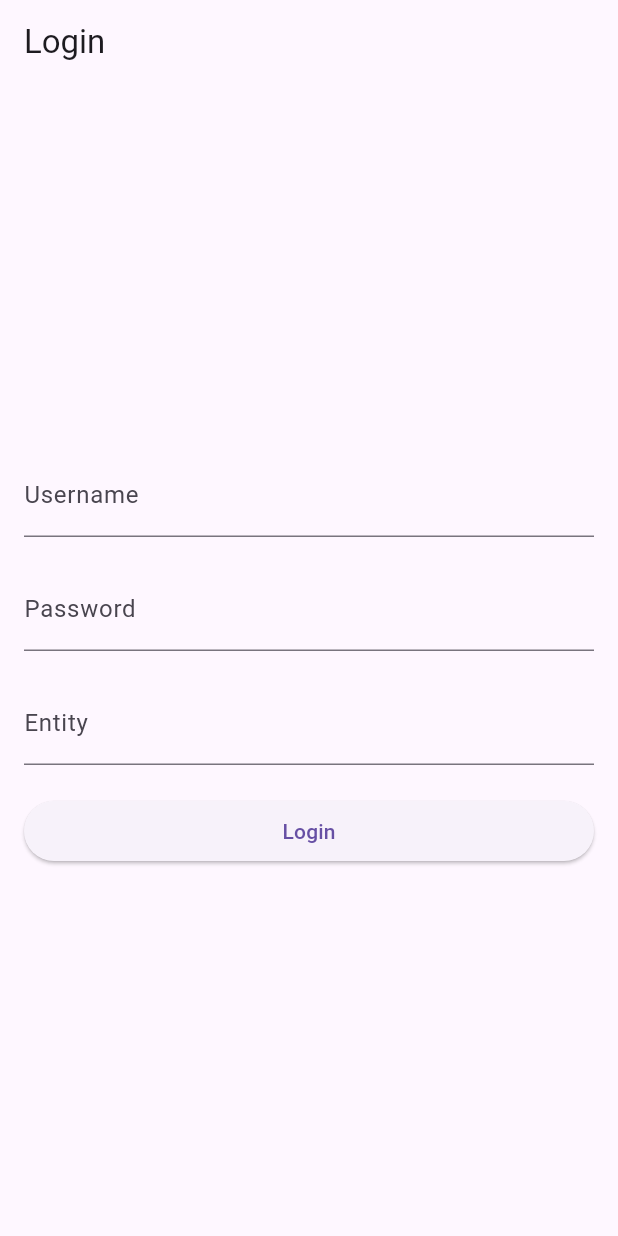
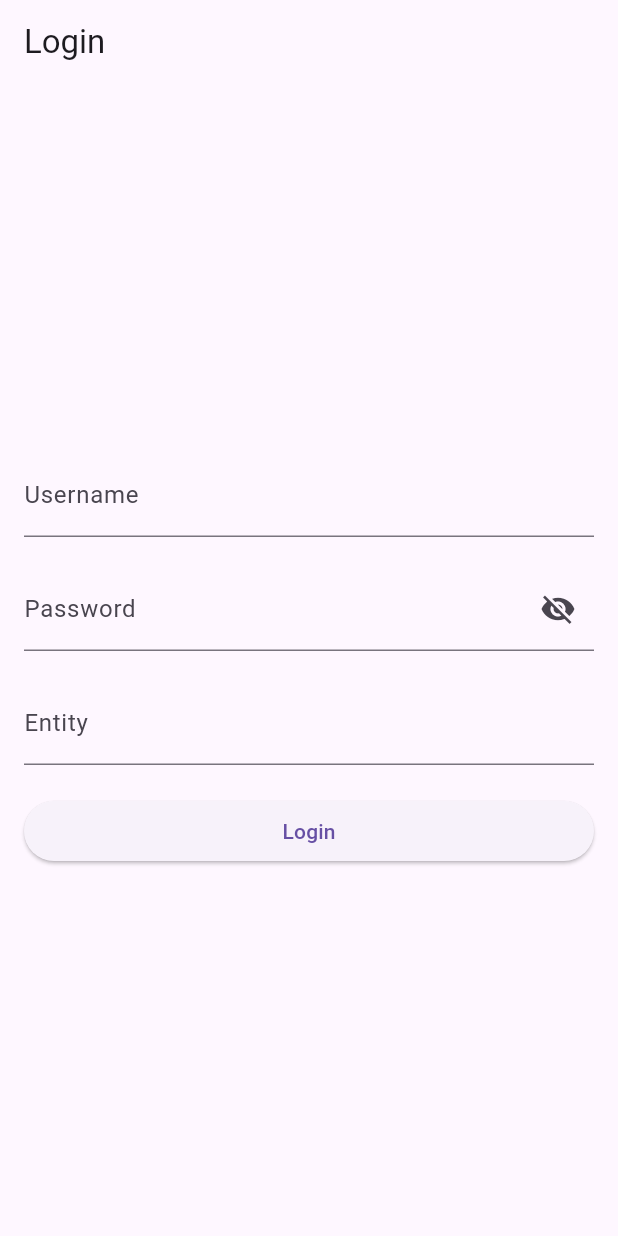
Before and after one commit to psamx/TimeAndAttendance, a Flutter app: the screen it shows after launch, on a phone screen of 412 x 824 dp. Run offline on Flutter 3.47's test engine with Material 3 defaults, Android fonts, the phone set to English and light mode, and no system bars; our stand-ins replace flutter_secure_storage.

Commit message:
Add eye icon for show hide password on log in page.

```diff
--- a/timeandattendanceapp/lib/login_screen.dart
+++ b/timeandattendanceapp/lib/login_screen.dart
@@ -16,11 +16,12 @@ class _LoginScreenState extends State<LoginScreen> {
   final TextEditingController _entityController = TextEditingController();
   final AppConfig _appConfig = AppConfig();
   //if data exists in local storage, fill the text fields with the data
-
+  var _isObscure;
   final storage = const FlutterSecureStorage();
   @override
   void initState() {
     super.initState();
+    _isObscure = true;
     checkSession();
   }
 
@@ -131,8 +132,18 @@ class _LoginScreenState extends State<LoginScreen> {
             const SizedBox(height: 20.0),
             TextField(
               controller: _passwordController,
-              obscureText: true,
-              decoration: const InputDecoration(labelText: 'Password'),
+              obscureText: _isObscure,
+              decoration: InputDecoration(
+                labelText: 'Password',
+                suffixIcon: IconButton(
+                  icon: _isObscure? const Icon(Icons.visibility_off):  const Icon(Icons.visibility),
+                  onPressed: () {
+                    setState(() {
+                      _isObscure = !_isObscure;
+                    });
+                  },
+                )
+                ),
             ),
             const SizedBox(height: 20.0),
             TextField(
```
